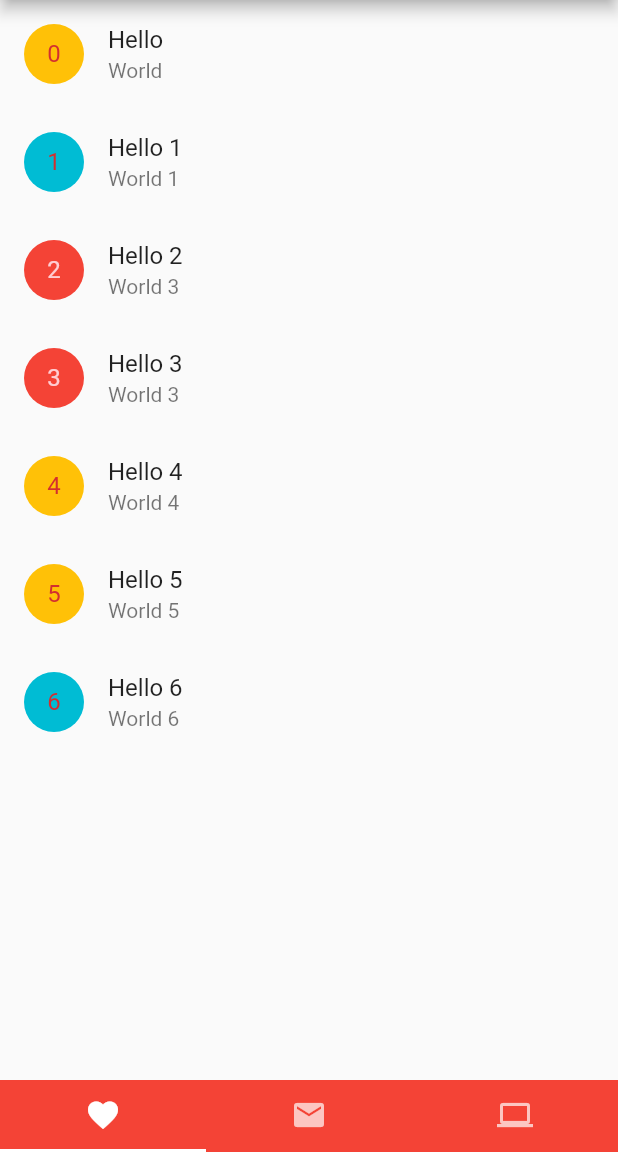
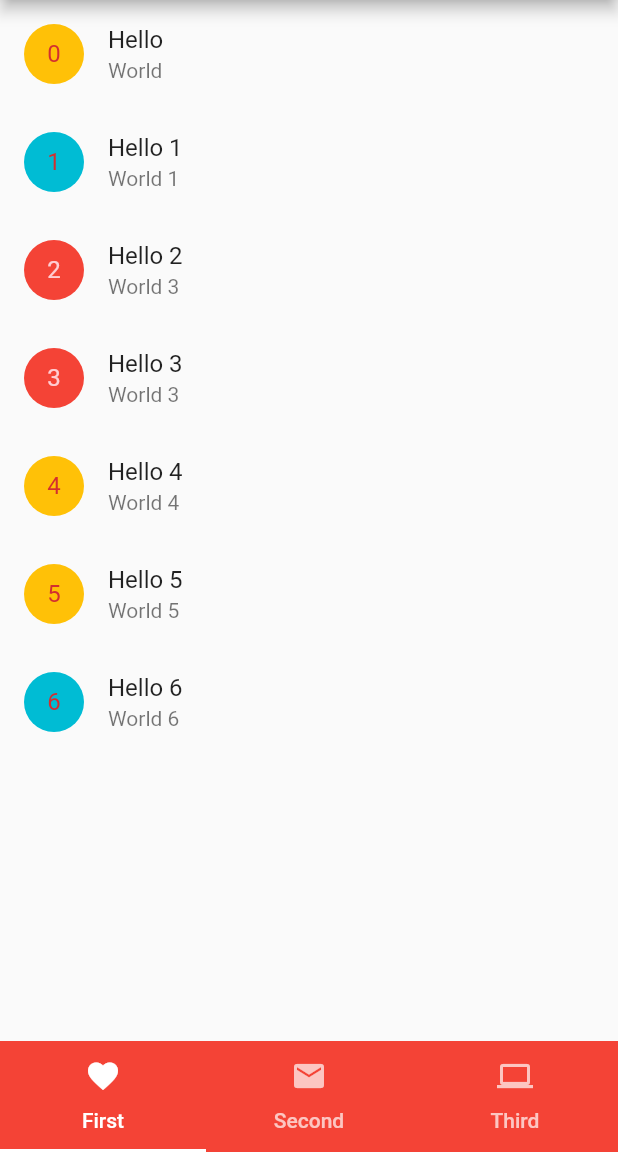
Before and after one commit to ChangJoo-Park/flutter_bottom_navigation_app, a Flutter app: the screen it shows after launch, on a phone screen of 412 x 824 dp, the part 84-1236 px from its top. Run offline on Flutter 3.47's test engine with Material 2 defaults, Android fonts, the phone set to English and light mode, and no system bars.

Commit message:
Add text to tabs

```diff
--- a/lib/main.dart
+++ b/lib/main.dart
@@ -27,12 +27,15 @@ class _HomePageState extends State<HomePage>
   List<Widget> tabList = [
     new Tab(
       icon: new Icon(Icons.favorite),
+      text: "First",
     ),
     new Tab(
       icon: new Icon(Icons.email),
+      text: "Second",
     ),
     new Tab(
       icon: new Icon(Icons.laptop),
+      text: "Third",
     ),
   ];
 
```
